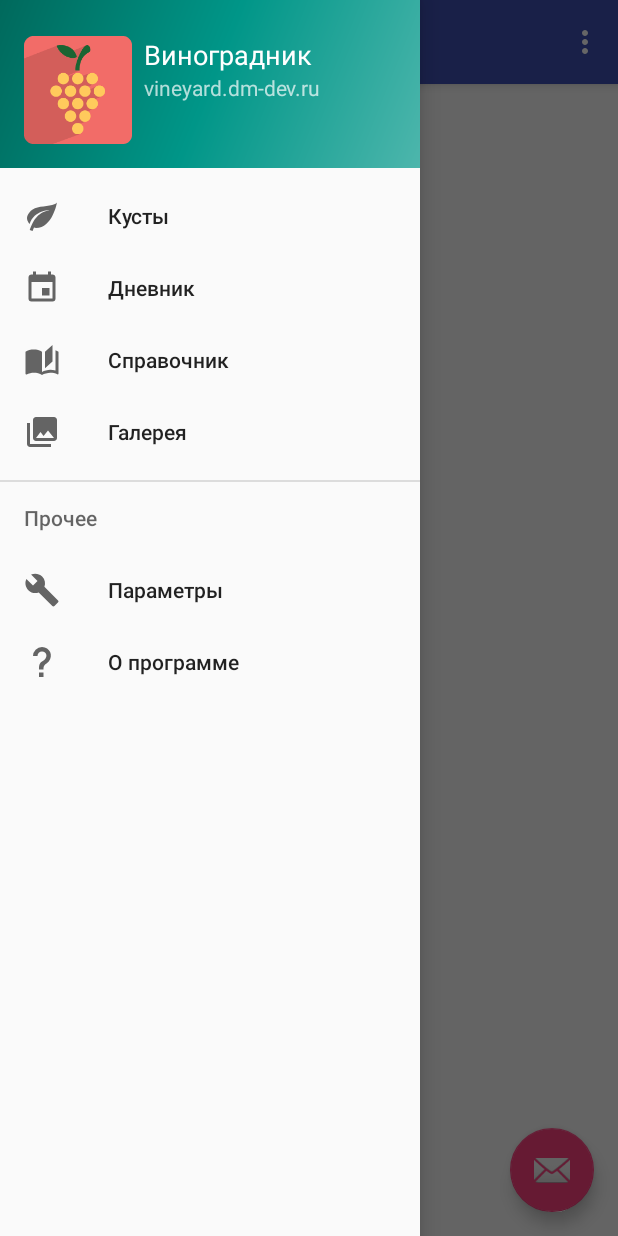
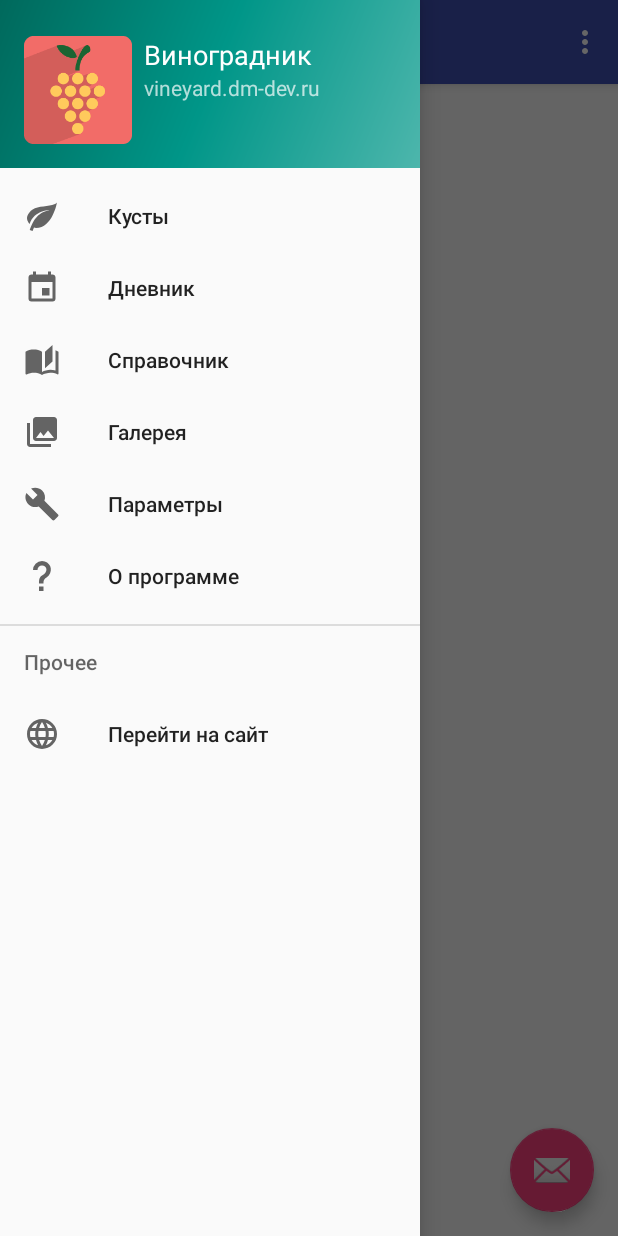
Before and after one commit to witchcraft2001/Vineyard, an Android app: the screen it shows after launch (MainActivity), with the side drawer open, on a phone screen of 412 x 824 dp. Run offline under Robolectric (Android 15) with nearby library versions, the phone set to English and light mode, and no system bars.

Commit message:
* изменено меню

```diff
--- /dev/null
+++ b/app/src/main/res/drawable-v21/ic_menu_web.xml
@@ -0,0 +1,8 @@
+<!-- drawable/web.xml -->
+<vector xmlns:android="http://schemas.android.com/apk/res/android"
+    android:height="24dp"
+    android:width="24dp"
+    android:viewportWidth="24"
+    android:viewportHeight="24">
+    <path android:fillColor="#000" android:pathData="M16.36,14C16.44,13.34 16.5,12.68 16.5,12C16.5,11.32 16.44,10.66 16.36,10H19.74C19.9,10.64 20,11.31 20,12C20,12.69 19.9,13.36 19.74,14M14.59,19.56C15.19,18.45 15.65,17.25 15.97,16H18.92C17.96,17.65 16.43,18.93 14.59,19.56M14.34,14H9.66C9.56,13.34 9.5,12.68 9.5,12C9.5,11.32 9.56,10.65 9.66,10H14.34C14.43,10.65 14.5,11.32 14.5,12C14.5,12.68 14.43,13.34 14.34,14M12,19.96C11.17,18.76 10.5,17.43 10.09,16H13.91C13.5,17.43 12.83,18.76 12,19.96M8,8H5.08C6.03,6.34 7.57,5.06 9.4,4.44C8.8,5.55 8.35,6.75 8,8M5.08,16H8C8.35,17.25 8.8,18.45 9.4,19.56C7.57,18.93 6.03,17.65 5.08,16M4.26,14C4.1,13.36 4,12.69 4,12C4,11.31 4.1,10.64 4.26,10H7.64C7.56,10.66 7.5,11.32 7.5,12C7.5,12.68 7.56,13.34 7.64,14M12,4.03C12.83,5.23 13.5,6.57 13.91,8H10.09C10.5,6.57 11.17,5.23 12,4.03M18.92,8H15.97C15.65,6.75 15.19,5.55 14.59,4.44C16.43,5.07 17.96,6.34 18.92,8M12,2C6.47,2 2,6.5 2,12A10,10 0 0,0 12,22A10,10 0 0,0 22,12A10,10 0 0,0 12,2Z" />
+</vector>
--- a/app/src/main/res/menu/activity_main_drawer.xml
+++ b/app/src/main/res/menu/activity_main_drawer.xml
@@ -20,18 +20,22 @@
             android:id="@+id/nav_gallery"
             android:icon="@drawable/ic_menu_gallery"
             android:title="Галерея" />
+
+        <item
+            android:id="@+id/nav_settings"
+            android:icon="@drawable/ic_menu_manage"
+            android:title="Параметры" />
+        <item
+            android:id="@+id/nav_about"
+            android:icon="@drawable/ic_menu_help"
+            android:title="О программе" />
     </group>
-
     <item android:title="Прочее">
         <menu>
             <item
-                android:id="@+id/nav_settings"
-                android:icon="@drawable/ic_menu_manage"
-                android:title="Параметры" />
-            <item
-                android:id="@+id/nav_about"
-                android:icon="@drawable/ic_menu_help"
-                android:title="О программе" />
+                android:id="@+id/nav_web"
+                android:icon="@drawable/ic_menu_web"
+                android:title="Перейти на сайт" />
         </menu>
     </item>
 
```
